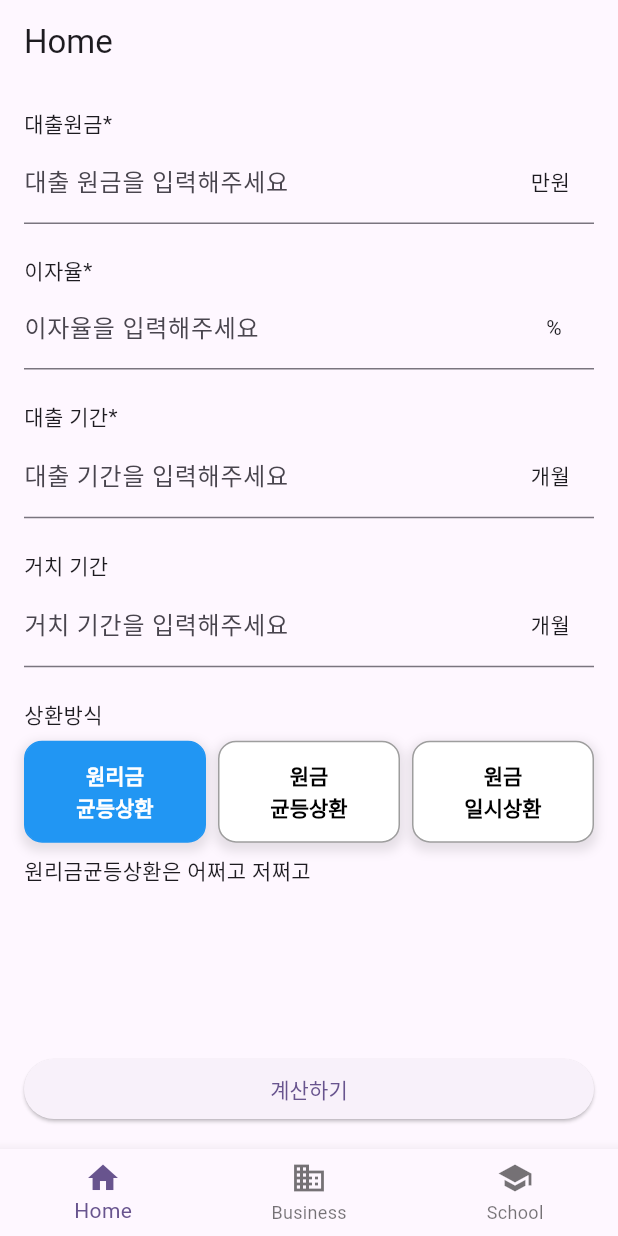
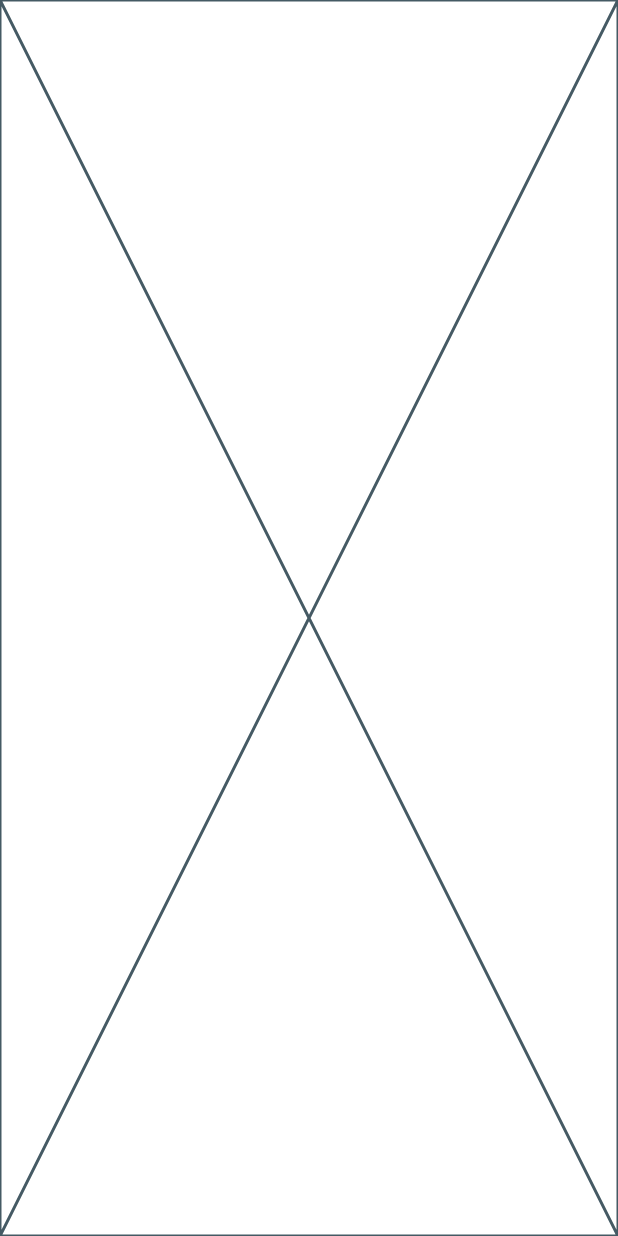
Before and after one commit to JuyeonYu/interest_calculator, a Flutter app: the screen it shows after launch, after a tap on "계산하기", on a phone screen of 412 x 824 dp. Run offline on Flutter 3.47's test engine with Material 3 defaults, Android fonts, the light colour scheme and no system bars.

Commit message:
계산 결과 화면

```diff
--- a/lib/calculator_page.dart
+++ b/lib/calculator_page.dart
@@ -1,4 +1,5 @@
 import 'package:cal_interest/input_text.dart';
+import 'package:cal_interest/result_page.dart';
 import 'package:flutter/material.dart';
 
 class CalculatorPage extends StatefulWidget {
@@ -56,11 +57,14 @@ class _CalculatorPageState extends State<CalculatorPage> {
     Padding(
       padding: const EdgeInsets.all(16.0),
       child: ElevatedButton(
-        onPressed: () {},
+        onPressed: () {
+          Navigator.push(context, MaterialPageRoute(builder: (context) => const ResultPage()));
+        },
         child: const Text('계산하기'),
       ),
     )
-    ],);
+    ],
+    );
   }
 
   Widget _buildOption(int index, String text) {
--- /dev/null
+++ b/lib/result_page.dart
@@ -0,0 +1,10 @@
+import 'package:flutter/material.dart';
+
+class ResultPage extends StatelessWidget {
+  const ResultPage({super.key});
+
+  @override
+  Widget build(BuildContext context) {
+    return const Placeholder();
+  }
+}
```
